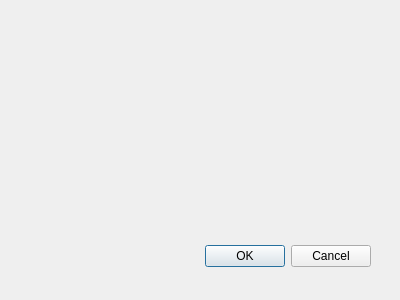
This is Editor/Dialogs/Systems/dialogsystemplugincommand.ui in RPG-Paper-Maker/RPG-Paper-Maker as Qt 5 draws it before an edit. The edited form follows.
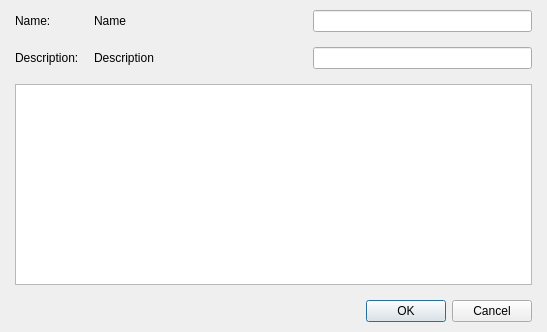
This is the edited form. Custom widgets are drawn as their Qt base class.

The edit to the form file:
```diff
--- a/Editor/Dialogs/Systems/dialogsystemplugincommand.ui
+++ b/Editor/Dialogs/Systems/dialogsystemplugincommand.ui
@@ -8,31 +8,114 @@
    <rect>
     <x>0</x>
     <y>0</y>
-    <width>400</width>
-    <height>300</height>
+    <width>547</width>
+    <height>332</height>
    </rect>
   </property>
   <property name="windowTitle">
    <string>Dialog</string>
   </property>
-  <widget class="QDialogButtonBox" name="buttonBox">
-   <property name="geometry">
-    <rect>
-     <x>30</x>
-     <y>240</y>
-     <width>341</width>
-     <height>32</height>
-    </rect>
+  <layout class="QGridLayout" name="gridLayout_2">
+   <property name="leftMargin">
+    <number>15</number>
    </property>
-   <property name="orientation">
-    <enum>Qt::Horizontal</enum>
+   <property name="topMargin">
+    <number>10</number>
    </property>
-   <property name="standardButtons">
-    <set>QDialogButtonBox::Cancel|QDialogButtonBox::Ok</set>
+   <property name="rightMargin">
+    <number>15</number>
    </property>
-  </widget>
+   <property name="bottomMargin">
+    <number>10</number>
+   </property>
+   <item row="0" column="0">
+    <layout class="QVBoxLayout" name="verticalLayout_2" stretch="1,0">
+     <property name="spacing">
+      <number>15</number>
+     </property>
+     <item>
+      <layout class="QVBoxLayout" name="verticalLayout" stretch="0,1">
+       <item>
+        <layout class="QGridLayout" name="gridLayout">
+         <item row="1" column="1">
+          <layout class="QHBoxLayout" name="horizontalLayout_2" stretch="1,1">
+           <property name="spacing">
+            <number>0</number>
+           </property>
+           <item>
+            <widget class="QLabel" name="labelDescriptionValue">
+             <property name="text">
+              <string>Description</string>
+             </property>
+             <property name="wordWrap">
+              <bool>true</bool>
+             </property>
+            </widget>
+           </item>
+           <item>
+            <widget class="QLineEdit" name="lineEditDescription"/>
+           </item>
+          </layout>
+         </item>
+         <item row="0" column="0">
+          <widget class="QLabel" name="labelName">
+           <property name="text">
+            <string>Name:</string>
+           </property>
+          </widget>
+         </item>
+         <item row="1" column="0">
+          <widget class="QLabel" name="labelDescription">
+           <property name="text">
+            <string>Description:</string>
+           </property>
+          </widget>
+         </item>
+         <item row="0" column="1">
+          <layout class="QHBoxLayout" name="horizontalLayout" stretch="1,1">
+           <property name="spacing">
+            <number>0</number>
+           </property>
+           <item>
+            <widget class="QLabel" name="labelNameValue">
+             <property name="text">
+              <string>Name</string>
+             </property>
+            </widget>
+           </item>
+           <item>
+            <widget class="QLineEdit" name="lineEditName"/>
+           </item>
+          </layout>
+         </item>
+        </layout>
+       </item>
+       <item>
+        <widget class="WidgetSuperTree" name="treeView"/>
+       </item>
+      </layout>
+     </item>
+     <item>
+      <widget class="QDialogButtonBox" name="buttonBox">
+       <property name="orientation">
+        <enum>Qt::Horizontal</enum>
+       </property>
+       <property name="standardButtons">
+        <set>QDialogButtonBox::Cancel|QDialogButtonBox::Ok</set>
+       </property>
+      </widget>
+     </item>
+    </layout>
+   </item>
+  </layout>
  </widget>
- <pixmapfunction/>
+ <customwidgets>
+  <customwidget>
+   <class>WidgetSuperTree</class>
+   <extends>QTreeView</extends>
+   <header>widgetsupertree.h</header>
+  </customwidget>
+ </customwidgets>
  <resources/>
  <connections>
   <connection>
```
Left out of the diff: 4 changed lines with no effect on the pictures.
